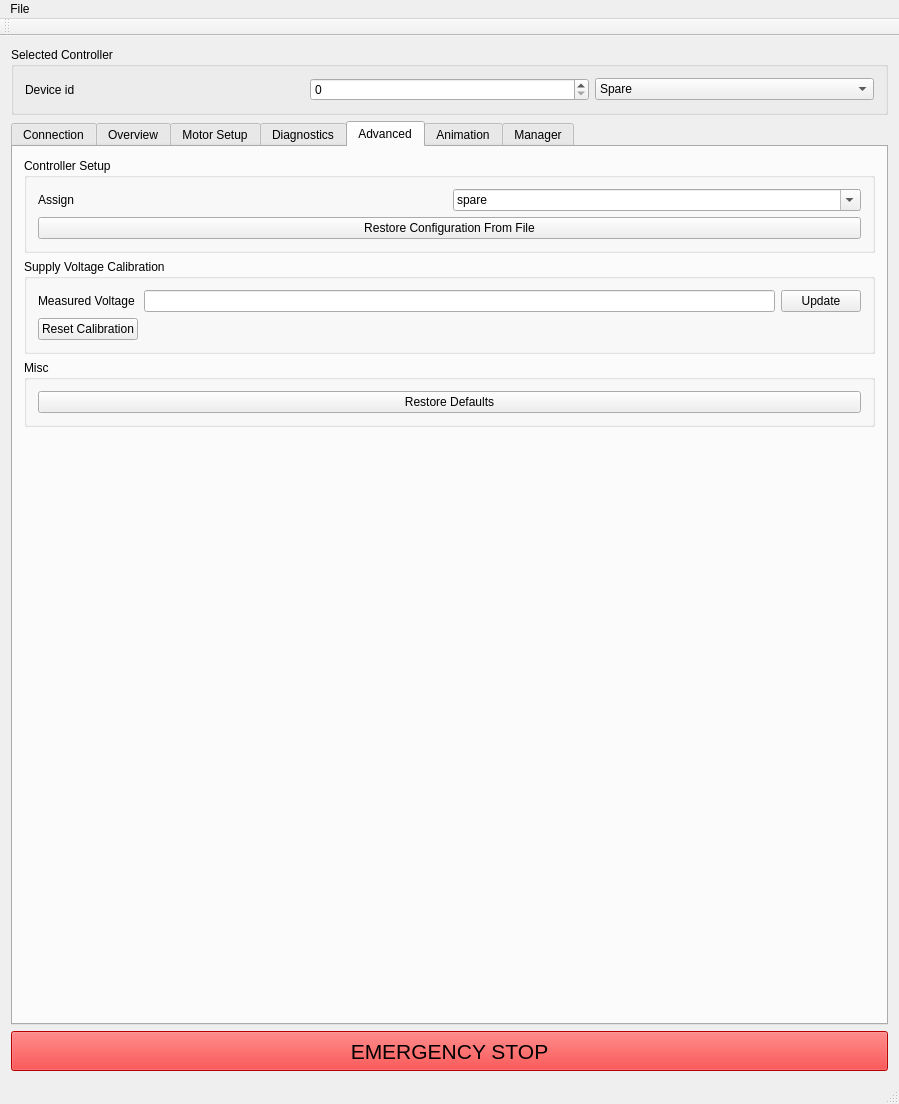
The window that GUI/mainwindow.ui (craftit/DogBotSoftware) describes before a commit, drawn with Qt 5.
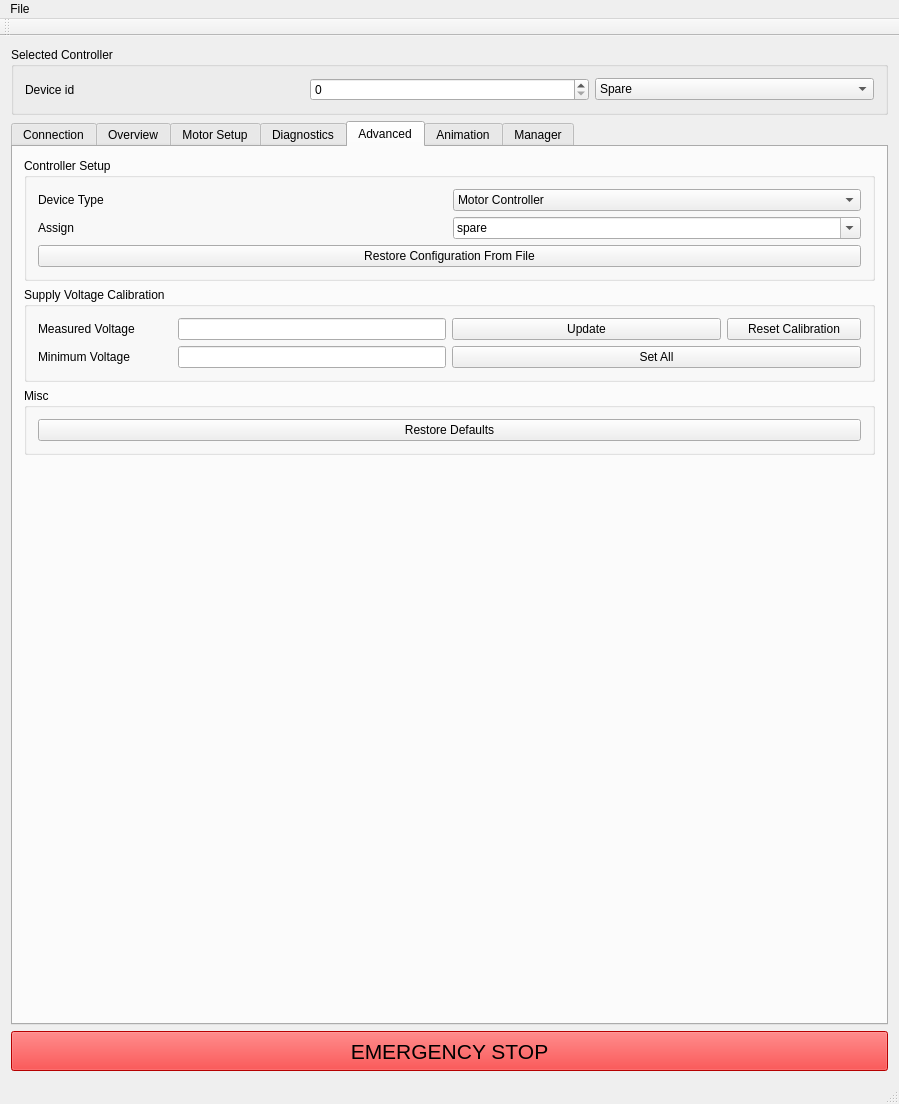
The same window after the commit. The open tabs and pages were chosen to show the change. Icons and pictures are not drawn.

Commit message: Add new Sleep mode for low supply voltage, improve calibration routine by including a reverse pass.

The edit to the form file:
```diff
--- a/GUI/mainwindow.ui
+++ b/GUI/mainwindow.ui
@@ -1319,12 +1319,18 @@
                 </widget>
                </item>
                <item row="7" column="2">
-                <widget class="QLineEdit" name="lineEditMinimumSupply"/>
+                <widget class="QLineEdit" name="lineEditMaxCurrentSense"/>
                </item>
-               <item row="7" column="0" colspan="2">
-                <widget class="QLabel" name="label_52">
+               <item row="8" column="2">
+                <widget class="QLineEdit" name="lineEditDebugValue"/>
+               </item>
+               <item row="3" column="2">
+                <widget class="QLineEdit" name="lineEditPWMFrequency"/>
+               </item>
+               <item row="5" column="0" colspan="2">
+                <widget class="QLabel" name="label_8">
                  <property name="text">
-                  <string>Minimum Supply</string>
+                  <string>Fan Temp Limit</string>
                  </property>
                 </widget>
                </item>
@@ -1352,33 +1358,20 @@
         <string>Advanced</string>
        </attribute>
        <layout class="QGridLayout" name="gridLayout_5">
-        <item row="5" column="0">
-         <spacer name="verticalSpacer_3">
-          <property name="orientation">
-           <enum>Qt::Vertical</enum>
-          </property>
-          <property name="sizeHint" stdset="0">
-           <size>
-            <width>20</width>
-            <height>40</height>
-           </size>
-          </property>
-         </spacer>
-        </item>
         <item row="0" column="0">
          <widget class="QGroupBox" name="groupBox_11">
           <property name="title">
            <string>Controller Setup</string>
           </property>
           <layout class="QGridLayout" name="gridLayout_20">
-           <item row="0" column="0">
-            <widget class="QLabel" name="label_37">
+           <item row="2" column="0" colspan="2">
+            <widget class="QPushButton" name="pushButtonRestoreConfig">
              <property name="text">
-              <string>Assign</string>
+              <string>Restore Configuration From File</string>
              </property>
             </widget>
            </item>
-           <item row="0" column="1">
+           <item row="1" column="1">
             <widget class="QComboBox" name="comboBoxServoName">
              <property name="editable">
               <bool>true</bool>
@@ -1450,10 +1443,47 @@
              </item>
             </widget>
            </item>
-           <item row="1" column="0" colspan="2">
-            <widget class="QPushButton" name="pushButtonRestoreConfig">
+           <item row="1" column="0">
+            <widget class="QLabel" name="label_37">
              <property name="text">
-              <string>Restore Configuration From File</string>
+              <string>Assign</string>
+             </property>
+            </widget>
+           </item>
+           <item row="0" column="0">
+            <widget class="QLabel" name="label_48">
+             <property name="text">
+              <string>Device Type</string>
+             </property>
+            </widget>
+           </item>
+           <item row="0" column="1">
+            <widget class="QComboBox" name="comboBoxDeviceType">
+             <item>
+              <property name="text">
+               <string>Motor Controller</string>
+              </property>
+             </item>
+             <item>
+              <property name="text">
+               <string>USB Bridge</string>
+              </property>
+             </item>
+            </widget>
+           </item>
+          </layout>
+         </widget>
+        </item>
+        <item row="3" column="0">
+         <widget class="QGroupBox" name="groupBox_16">
+          <property name="title">
+           <string>Misc</string>
+          </property>
+          <layout class="QVBoxLayout" name="verticalLayout_3">
+           <item>
+            <widget class="QPushButton" name="pushButtonRestoreDefaults">
+             <property name="text">
+              <string>Restore Defaults</string>
              </property>
             </widget>
            </item>
@@ -1466,16 +1496,6 @@
            <string>Supply Voltage Calibration</string>
           </property>
           <layout class="QGridLayout" name="gridLayout_18">
-           <item row="0" column="2">
-            <widget class="QPushButton" name="pushButtonUpdateSupplyCal">
-             <property name="text">
-              <string>Update</string>
-             </property>
-            </widget>
-           </item>
-           <item row="0" column="1">
-            <widget class="QLineEdit" name="lineEditMeasuredSupplyVoltage"/>
-           </item>
            <item row="0" column="0">
             <widget class="QLabel" name="label_46">
              <property name="text">
@@ -1483,31 +1503,55 @@
              </property>
             </widget>
            </item>
-           <item row="1" column="0">
+           <item row="0" column="1" colspan="2">
+            <widget class="QLineEdit" name="lineEditMeasuredSupplyVoltage"/>
+           </item>
+           <item row="0" column="3" colspan="2">
+            <widget class="QPushButton" name="pushButtonUpdateSupplyCal">
+             <property name="text">
+              <string>Update</string>
+             </property>
+            </widget>
+           </item>
+           <item row="0" column="5">
             <widget class="QPushButton" name="pushButtonResetSupplyVoltageCal">
              <property name="text">
               <string>Reset Calibration</string>
              </property>
             </widget>
            </item>
+           <item row="1" column="0">
+            <widget class="QLabel" name="label_52">
+             <property name="text">
+              <string>Minimum Voltage</string>
+             </property>
+            </widget>
+           </item>
+           <item row="1" column="1" colspan="2">
+            <widget class="QLineEdit" name="lineEditMinimumSupply"/>
+           </item>
+           <item row="1" column="3" colspan="3">
+            <widget class="QPushButton" name="pushButtonSetMinSupplyVoltage">
+             <property name="text">
+              <string>Set All</string>
+             </property>
+            </widget>
+           </item>
           </layout>
          </widget>
         </item>
-        <item row="3" column="0">
-         <widget class="QGroupBox" name="groupBox_16">
-          <property name="title">
-           <string>Misc</string>
+        <item row="4" column="0">
+         <spacer name="verticalSpacer_3">
+          <property name="orientation">
+           <enum>Qt::Vertical</enum>
           </property>
-          <layout class="QVBoxLayout" name="verticalLayout_3">
-           <item>
-            <widget class="QPushButton" name="pushButtonRestoreDefaults">
-             <property name="text">
-              <string>Restore Defaults</string>
-             </property>
-            </widget>
-           </item>
-          </layout>
-         </widget>
+          <property name="sizeHint" stdset="0">
+           <size>
+            <width>20</width>
+            <height>40</height>
+           </size>
+          </property>
+         </spacer>
         </item>
        </layout>
       </widget>
```
Left out of the diff: 812 changed lines with no effect on the pictures. The commit also changes 24 other files.
